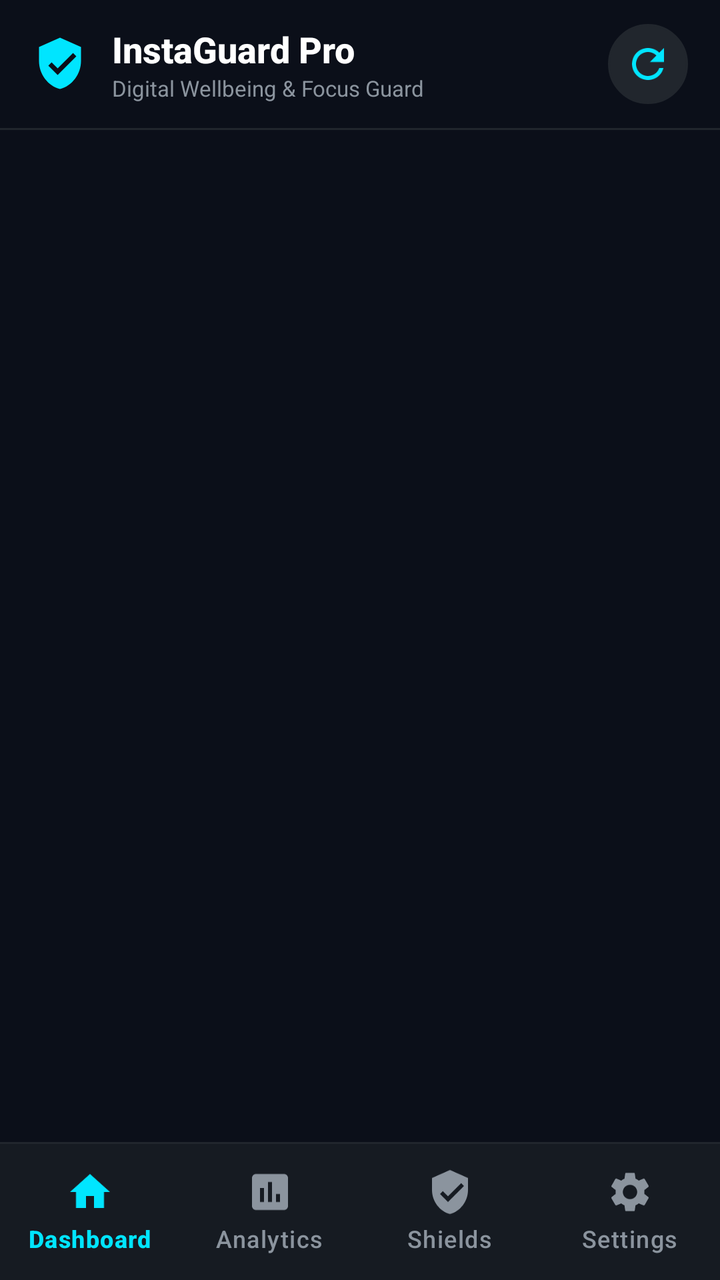
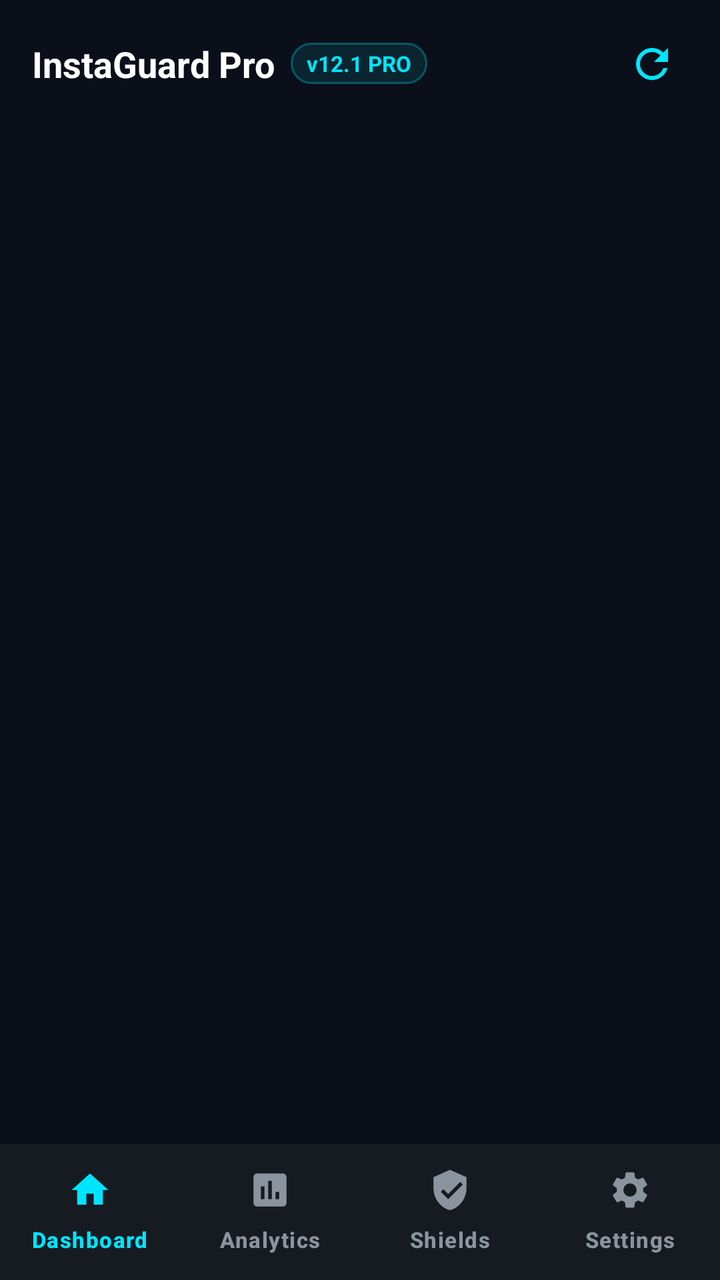

Before-and-after screenshots of an Android layout around one commit, followed by the original layout XML and the change that was made.
<!-- AndroidManifest.xml: application theme Theme.InstaGuard -->
<!-- res/layout/activity_main.xml -->
<?xml version="1.0" encoding="utf-8"?>
<androidx.coordinatorlayout.widget.CoordinatorLayout
    xmlns:android="http://schemas.android.com/apk/res/android"
    xmlns:app="http://schemas.android.com/apk/res-auto"
    android:layout_width="match_parent"
    android:layout_height="match_parent"
    android:background="@color/bg_primary">

    
    <com.google.android.material.appbar.AppBarLayout
        android:id="@+id/appBarLayout"
        android:layout_width="match_parent"
        android:layout_height="wrap_content"
        android:background="@color/bg_primary"
        app:elevation="0dp">

        <androidx.appcompat.widget.Toolbar
            android:id="@+id/toolbarMain"
            android:layout_width="match_parent"
            android:layout_height="?attr/actionBarSize"
            app:contentInsetStart="16dp"
            app:contentInsetEnd="16dp"
            app:elevation="0dp">

            <LinearLayout
                android:layout_width="wrap_content"
                android:layout_height="wrap_content"
                android:layout_gravity="start|center_vertical"
                android:orientation="horizontal"
                android:gravity="center_vertical">

                <ImageView
                    android:layout_width="28dp"
                    android:layout_height="28dp"
                    android:src="@drawable/ic_shield_lock"
                    app:tint="@color/accent_neon_blue"
                    android:contentDescription="@string/app_name" />

                <LinearLayout
                    android:layout_width="wrap_content"
                    android:layout_height="wrap_content"
                    android:layout_marginStart="12dp"
                    android:orientation="vertical">

                    <TextView
                        android:layout_width="wrap_content"
                        android:layout_height="wrap_content"
                        android:text="@string/app_name"
                        android:textColor="@color/text_primary"
                        android:textSize="18sp"
                        android:textStyle="bold"
                        android:fontFamily="sans-serif-medium" />

                    <TextView
                        android:layout_width="wrap_content"
                        android:layout_height="wrap_content"
                        android:text="Digital Wellbeing &amp; Focus Guard"
                        android:textColor="@color/text_secondary"
                        android:textSize="11sp" />
                </LinearLayout>
            </LinearLayout>

            <ImageButton
                android:id="@+id/btnRefresh"
                android:layout_width="40dp"
                android:layout_height="40dp"
                android:layout_gravity="end|center_vertical"
                android:layout_marginEnd="12dp"
                android:background="@drawable/bg_refresh_circle"
                android:src="@drawable/ic_refresh"
                app:tint="@color/accent_neon_blue"
                android:contentDescription="@string/btn_refresh" />
        </androidx.appcompat.widget.Toolbar>

        
        <View
            android:layout_width="match_parent"
            android:layout_height="1dp"
            android:background="@color/border_subtle" />
    </com.google.android.material.appbar.AppBarLayout>

    
    <FrameLayout
        android:id="@+id/fragmentContainer"
        android:layout_width="match_parent"
        android:layout_height="match_parent"
        android:layout_marginBottom="68dp"
        app:layout_behavior="@string/appbar_scrolling_view_behavior" />

    
    <LinearLayout
        android:layout_width="match_parent"
        android:layout_height="wrap_content"
        android:layout_gravity="bottom"
        android:orientation="vertical">

        <View
            android:layout_width="match_parent"
            android:layout_height="1dp"
            android:background="@color/border_subtle" />

        <com.google.android.material.bottomnavigation.BottomNavigationView
            android:id="@+id/bottomNavigationView"
            android:layout_width="match_parent"
            android:layout_height="68dp"
            android:background="@color/surface_card"
            app:itemIconTint="@color/bottom_nav_color_selector"
            app:itemTextColor="@color/bottom_nav_color_selector"
            app:itemRippleColor="#2600E5FF"
            app:elevation="0dp"
            app:labelVisibilityMode="labeled"
            app:menu="@menu/bottom_nav_menu" />
    </LinearLayout>

</androidx.coordinatorlayout.widget.CoordinatorLayout>
<!-- resources referenced by this layout -->
<resources>
  <color name="accent_neon_blue">#00E5FF</color>
  <color name="bg_primary">#0B0F19</color>
  <color name="border_subtle">#21262D</color>
  <color name="surface_card">#161B22</color>
  <color name="text_primary">#FFFFFF</color>
  <color name="text_secondary">#8B949E</color>
  <!-- drawable bg_refresh_circle (drawable) -->
  <?xml version="1.0" encoding="utf-8"?>
  <ripple xmlns:android="http://schemas.android.com/apk/res/android"
      android:color="#3300E5FF">
      <item>
          <shape android:shape="oval">
              <solid android:color="@color/surface_variant" />
              <stroke
                  android:width="1dp"
                  android:color="@color/border_subtle" />
          </shape>
      </item>
  </ripple>
  <!-- drawable ic_refresh (drawable) -->
  <vector xmlns:android="http://schemas.android.com/apk/res/android"
      android:width="24dp"
      android:height="24dp"
      android:viewportWidth="24"
      android:viewportHeight="24">
      <path
          android:fillColor="#FFFFFFFF"
          android:pathData="M17.65,6.35C16.2,4.9 14.21,4 12,4c-4.42,0 -7.99,3.58 -7.99,8s3.57,8 7.99,8c3.73,0 6.84,-2.55 7.73,-6h-2.08c-0.82,2.33 -3.04,4 -5.65,4 -3.31,0 -6,-2.69 -6,-6s2.69,-6 6,-6c1.66,0 3.14,0.69 4.22,1.78L13,11h7V4l-2.35,2.35z" />
  </vector>
  <!-- drawable ic_shield_lock (drawable) -->
  <vector xmlns:android="http://schemas.android.com/apk/res/android"
      android:width="24dp"
      android:height="24dp"
      android:viewportWidth="24"
      android:viewportHeight="24">
    <path
        android:fillColor="@android:color/white"
        android:pathData="M12,1L3,5v6c0,5.55 3.84,10.74 9,12c5.16,-1.26 9,-6.45 9,-12V5l-9,-4zm-1,16l-4,-4l1.41,-1.41L11,14.17l6.59,-6.59L19,9l-8,8z"/>
  </vector>
  <string name="app_name">InstaGuard Pro</string>
  <string name="btn_refresh">Refresh Stats</string>
  <style name="Theme.InstaGuard" parent="Theme.Material3.Dark.NoActionBar">
          <item name="colorPrimary">@color/accent_neon_blue</item>
          <item name="colorPrimaryVariant">@color/primary_dark</item>
          <item name="colorOnPrimary">#0B0F19</item>
          <item name="colorSecondary">@color/accent_yellow</item>
          <item name="android:statusBarColor">@color/bg_primary</item>
          <item name="android:navigationBarColor">@color/surface_card</item>
          <item name="android:windowLightStatusBar" tools:targetApi="m">false</item>
          <item name="android:windowLightNavigationBar" tools:targetApi="o_mr1">false</item>
          <item name="android:windowBackground">@color/bg_primary</item>
          <item name="materialCardViewStyle">@style/Widget.InstaGuard.Card</item>
      </style>
  <color name="surface_variant">#21262D</color>
  <color name="primary_dark">#00B0FF</color>
  <color name="accent_yellow">#FFD600</color>
  <style name="Widget.InstaGuard.Card" parent="Widget.Material3.CardView.Filled">
          <item name="cardBackgroundColor">@color/surface_card</item>
          <item name="cardCornerRadius">16dp</item>
          <item name="strokeWidth">1dp</item>
          <item name="strokeColor">@color/border_subtle</item>
          <item name="cardElevation">0dp</item>
      </style>
</resources>

<!-- the commit's change to res/layout/activity_main.xml (unified diff, before → after) -->
@@ -19,64 +19,51 @@
             android:layout_width="match_parent"
             android:layout_height="?attr/actionBarSize"
             app:contentInsetStart="16dp"
-            app:contentInsetEnd="16dp"
-            app:elevation="0dp">
+            app:contentInsetStartWithNavigation="0dp"
+            app:title=""
+            app:titleTextColor="@color/text_primary">
 
             <LinearLayout
                 android:layout_width="wrap_content"
                 android:layout_height="wrap_content"
                 android:layout_gravity="start|center_vertical"
-                android:orientation="horizontal"
-                android:gravity="center_vertical">
+                android:gravity="center_vertical"
+                android:orientation="horizontal">
 
-                <ImageView
-                    android:layout_width="28dp"
-                    android:layout_height="28dp"
-                    android:src="@drawable/ic_shield_lock"
-                    app:tint="@color/accent_neon_blue"
-                    android:contentDescription="@string/app_name" />
-
-                <LinearLayout
+                <TextView
+                    android:id="@+id/tvToolbarTitle"
                     android:layout_width="wrap_content"
                     android:layout_height="wrap_content"
-                    android:layout_marginStart="12dp"
-                    android:orientation="vertical">
+                    android:text="InstaGuard Pro"
+                    android:textColor="@color/text_primary"
+                    android:textSize="18sp"
+                    android:textStyle="bold" />
 
-                    <TextView
-                        android:layout_width="wrap_content"
-                        android:layout_height="wrap_content"
-                        android:text="@string/app_name"
-                        android:textColor="@color/text_primary"
-                        android:textSize="18sp"
-                        android:textStyle="bold"
-                        android:fontFamily="sans-serif-medium" />
-
-                    <TextView
-                        android:layout_width="wrap_content"
-                        android:layout_height="wrap_content"
-                        android:text="Digital Wellbeing &amp; Focus Guard"
-                        android:textColor="@color/text_secondary"
-                        android:textSize="11sp" />
-                </LinearLayout>
+                <TextView
+                    android:id="@+id/tvToolbarBadge"
+                    android:layout_width="wrap_content"
+                    android:layout_height="wrap_content"
+                    android:layout_marginStart="8dp"
+                    android:background="@drawable/bg_pill_version"
+                    android:paddingHorizontal="8dp"
+                    android:paddingVertical="3dp"
+                    android:text="v12.1 PRO"
+                    android:textColor="@color/accent_neon_blue"
+                    android:textSize="11sp"
+                    android:textStyle="bold" />
             </LinearLayout>
 
             <ImageButton
                 android:id="@+id/btnRefresh"
-                android:layout_width="40dp"
-                android:layout_height="40dp"
-                android:layout_gravity="end|center_vertical"
+                android:layout_width="44dp"
+                android:layout_height="44dp"
+                android:layout_gravity="end"
                 android:layout_marginEnd="12dp"
-                android:background="@drawable/bg_refresh_circle"
+                android:background="?attr/selectableItemBackgroundBorderless"
                 android:src="@drawable/ic_refresh"
                 app:tint="@color/accent_neon_blue"
                 android:contentDescription="@string/btn_refresh" />
         </androidx.appcompat.widget.Toolbar>
-
-        
-        <View
-            android:layout_width="match_parent"
-            android:layout_height="1dp"
-            android:background="@color/border_subtle" />
     </com.google.android.material.appbar.AppBarLayout>
 
     
@@ -88,28 +75,20 @@
         app:layout_behavior="@string/appbar_scrolling_view_behavior" />
 
     
-    <LinearLayout
+    <com.google.android.material.bottomnavigation.BottomNavigationView
+        android:id="@+id/bottomNavigationView"
         android:layout_width="match_parent"
-        android:layout_height="wrap_content"
+        android:layout_height="68dp"
         android:layout_gravity="bottom"
-        android:orientation="vertical">
-
-        <View
-            android:layout_width="match_parent"
-            android:layout_height="1dp"
-            android:background="@color/border_subtle" />
-
-        <com.google.android.material.bottomnavigation.BottomNavigationView
-            android:id="@+id/bottomNavigationView"
-            android:layout_width="match_parent"
-            android:layout_height="68dp"
-            android:background="@color/surface_card"
-            app:itemIconTint="@color/bottom_nav_color_selector"
-            app:itemTextColor="@color/bottom_nav_color_selector"
-            app:itemRippleColor="#2600E5FF"
-            app:elevation="0dp"
-            app:labelVisibilityMode="labeled"
-            app:menu="@menu/bottom_nav_menu" />
-    </LinearLayout>
+        android:background="@color/surface_card"
+        app:labelVisibilityMode="labeled"
+        app:itemIconSize="22dp"
+        app:itemTextAppearanceActive="@style/BottomNavLabel"
+        app:itemTextAppearanceInactive="@style/BottomNavLabel"
+        app:itemIconTint="@color/bottom_nav_color_selector"
+        app:itemTextColor="@color/bottom_nav_color_selector"
+        app:itemRippleColor="#3300E5FF"
+        app:elevation="16dp"
+        app:menu="@menu/bottom_nav_menu" />
 
 </androidx.coordinatorlayout.widget.CoordinatorLayout>
<!-- resource entries referenced after the edit -->
@@ -2,23 +2,18 @@
 <resources>
   <color name="accent_neon_blue">#00E5FF</color>
   <color name="bg_primary">#0B0F19</color>
-  <color name="border_subtle">#21262D</color>
   <color name="surface_card">#161B22</color>
   <color name="text_primary">#FFFFFF</color>
-  <color name="text_secondary">#8B949E</color>
-  <!-- drawable bg_refresh_circle (drawable) -->
+  <!-- drawable bg_pill_version (drawable) -->
   <?xml version="1.0" encoding="utf-8"?>
-  <ripple xmlns:android="http://schemas.android.com/apk/res/android"
-      android:color="#3300E5FF">
-      <item>
-          <shape android:shape="oval">
-              <solid android:color="@color/surface_variant" />
-              <stroke
-                  android:width="1dp"
-                  android:color="@color/border_subtle" />
-          </shape>
-      </item>
-  </ripple>
+  <shape xmlns:android="http://schemas.android.com/apk/res/android"
+      android:shape="rectangle">
+      <corners android:radius="20dp" />
+      <solid android:color="#1A00E5FF" />
+      <stroke
+          android:width="1dp"
+          android:color="#4D00E5FF" />
+  </shape>
   <!-- drawable ic_refresh (drawable) -->
   <vector xmlns:android="http://schemas.android.com/apk/res/android"
       android:width="24dp"
@@ -29,18 +24,11 @@
           android:fillColor="#FFFFFFFF"
           android:pathData="M17.65,6.35C16.2,4.9 14.21,4 12,4c-4.42,0 -7.99,3.58 -7.99,8s3.57,8 7.99,8c3.73,0 6.84,-2.55 7.73,-6h-2.08c-0.82,2.33 -3.04,4 -5.65,4 -3.31,0 -6,-2.69 -6,-6s2.69,-6 6,-6c1.66,0 3.14,0.69 4.22,1.78L13,11h7V4l-2.35,2.35z" />
   </vector>
-  <!-- drawable ic_shield_lock (drawable) -->
-  <vector xmlns:android="http://schemas.android.com/apk/res/android"
-      android:width="24dp"
-      android:height="24dp"
-      android:viewportWidth="24"
-      android:viewportHeight="24">
-    <path
-        android:fillColor="@android:color/white"
-        android:pathData="M12,1L3,5v6c0,5.55 3.84,10.74 9,12c5.16,-1.26 9,-6.45 9,-12V5l-9,-4zm-1,16l-4,-4l1.41,-1.41L11,14.17l6.59,-6.59L19,9l-8,8z"/>
-  </vector>
-  <string name="app_name">InstaGuard Pro</string>
   <string name="btn_refresh">Refresh Stats</string>
+  <style name="BottomNavLabel" parent="TextAppearance.Material3.LabelSmall">
+          <item name="android:textSize">11sp</item>
+          <item name="android:textStyle">bold</item>
+      </style>
   <style name="Theme.InstaGuard" parent="Theme.Material3.Dark.NoActionBar">
           <item name="colorPrimary">@color/accent_neon_blue</item>
           <item name="colorPrimaryVariant">@color/primary_dark</item>
@@ -51,17 +39,8 @@
           <item name="android:windowLightStatusBar" tools:targetApi="m">false</item>
           <item name="android:windowLightNavigationBar" tools:targetApi="o_mr1">false</item>
           <item name="android:windowBackground">@color/bg_primary</item>
-          <item name="materialCardViewStyle">@style/Widget.InstaGuard.Card</item>
       </style>
-  <color name="surface_variant">#21262D</color>
   <color name="primary_dark">#00B0FF</color>
   <color name="accent_yellow">#FFD600</color>
-  <style name="Widget.InstaGuard.Card" parent="Widget.Material3.CardView.Filled">
-          <item name="cardBackgroundColor">@color/surface_card</item>
-          <item name="cardCornerRadius">16dp</item>
-          <item name="strokeWidth">1dp</item>
-          <item name="strokeColor">@color/border_subtle</item>
-          <item name="cardElevation">0dp</item>
-      </style>
 </resources>
 
